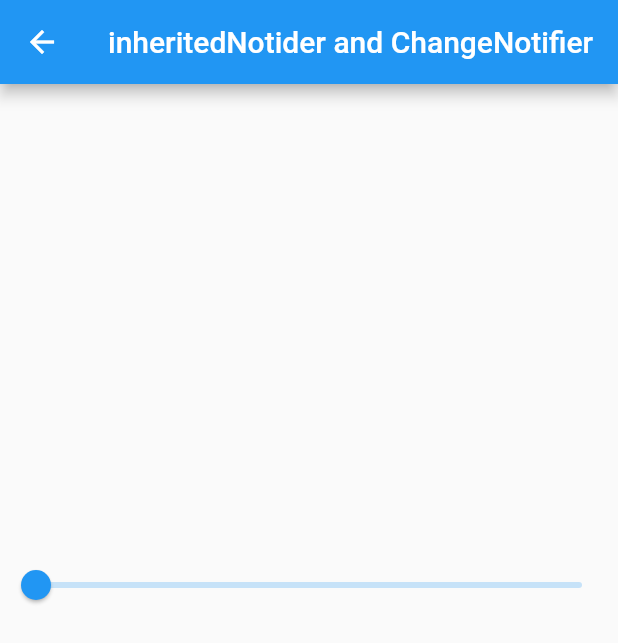
After one commit to iamnhatjt/flutter-tip-and-trick_cook-book, a Flutter app: the InheritedNotidierAndChangerNotifier screen opened directly, on a phone screen of 412 x 824 dp. The commit adds this screen. Shown: the top 643 px of the screen. Run offline on Flutter 3.47's test engine with Material 2 defaults, Android fonts, the phone set to English and light mode, and no system bars; missing offline and left inert: dart:html; Roboto replaces fonts that are missing (Robonto).

Commit message:
inheriteNotifier and changNotifier

```diff
--- a/lib/app_apge.dart
+++ b/lib/app_apge.dart
@@ -6,6 +6,7 @@ import 'package:flutter_cookbook/flutter_tip_and_trick_ui/presenting_future/pres
 import 'package:flutter_cookbook/flutter_tip_and_trick_ui/presenting_stream_in_futter/presenting_stream.dart';
 import 'package:flutter_cookbook/flutter_tip_and_trick_ui/text_stroke_flutter/text_stroke.dart';
 import 'package:flutter_cookbook/stateManagement/chapter_1/contact_book.dart';
+import 'package:flutter_cookbook/stateManagement/inheriteNotifer_changeNotifier/inheritedNotifer_and_changeNotifer.dart';
 import 'package:flutter_cookbook/stateManagement/inherited_model/inherit_model_example.dart';
 import 'package:flutter_cookbook/stateManagement/inheritwidget_example/myInherit_widget.dart';
 import 'package:flutter_cookbook/widgets/common.dart';
@@ -52,6 +53,10 @@ class AppPage extends StatelessWidget {
               title: 'InheritedModel',
               newPage: InhertedModelExample(),
             ),
+            SubScription(
+              title: 'inheritedNotifier and changeNotifier',
+              newPage: InheritedNotidierAndChangerNotifier(),
+            ),
             TitleFontText(title: 'Flutter tip and Trick Ui'),
             SubScription(
               title: 'Move to see Strocke text',
--- /dev/null
+++ b/lib/stateManagement/inheriteNotifer_changeNotifier/inheritedNotifer_and_changeNotifer.dart
@@ -0,0 +1,78 @@
+import 'package:flutter/material.dart';
+
+class ValueSlider extends ChangeNotifier {
+  double _value = 0.0;
+  double get value => _value;
+
+  set value(double newValue) {
+    if (newValue != _value) {
+      _value = newValue;
+      notifyListeners();
+    }
+  }
+}
+
+class SlideInheritedNotifer extends InheritedNotifier<ValueSlider> {
+  const SlideInheritedNotifer({
+    Key? key,
+    required ValueSlider sliderData,
+    required Widget child,
+  }) : super(key: key, notifier: sliderData, child: child);
+
+  static double of(BuildContext context) =>
+      context
+          .dependOnInheritedWidgetOfExactType<SlideInheritedNotifer>()
+          ?.notifier
+          ?.value ??
+      0.0;
+}
+
+ValueSlider valueSlider = ValueSlider();
+
+class InheritedNotidierAndChangerNotifier extends StatelessWidget {
+  const InheritedNotidierAndChangerNotifier({super.key});
+
+  @override
+  Widget build(BuildContext context) {
+    return Scaffold(
+      appBar: AppBar(
+        title: Text("inheritedNotider and ChangeNotifier"),
+      ),
+      body: SlideInheritedNotifer(
+        sliderData: valueSlider,
+        child: Builder(builder: (context) {
+          return Column(
+            mainAxisAlignment: MainAxisAlignment.center,
+            children: [
+              Slider(
+                  value: SlideInheritedNotifer.of(context),
+                  onChanged: (value) {
+                    valueSlider.value = value;
+                  }),
+              Row(
+                children: [
+                  Expanded(
+                      child: Opacity(
+                    opacity: SlideInheritedNotifer.of(context),
+                    child: Container(
+                      color: Colors.amber,
+                      height: 100,
+                    ),
+                  )),
+                  Expanded(
+                      child: Opacity(
+                    opacity: SlideInheritedNotifer.of(context),
+                    child: Container(
+                      color: Colors.red,
+                      height: 100,
+                    ),
+                  ))
+                ],
+              )
+            ],
+          );
+        }),
+      ),
+    );
+  }
+}
```
